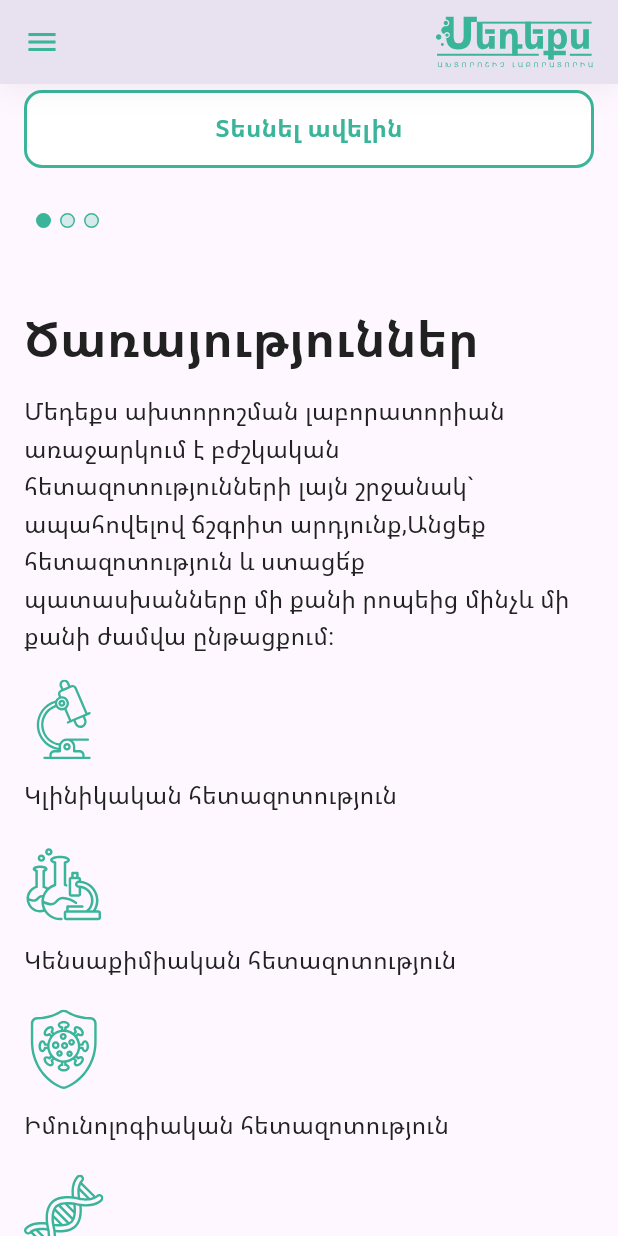
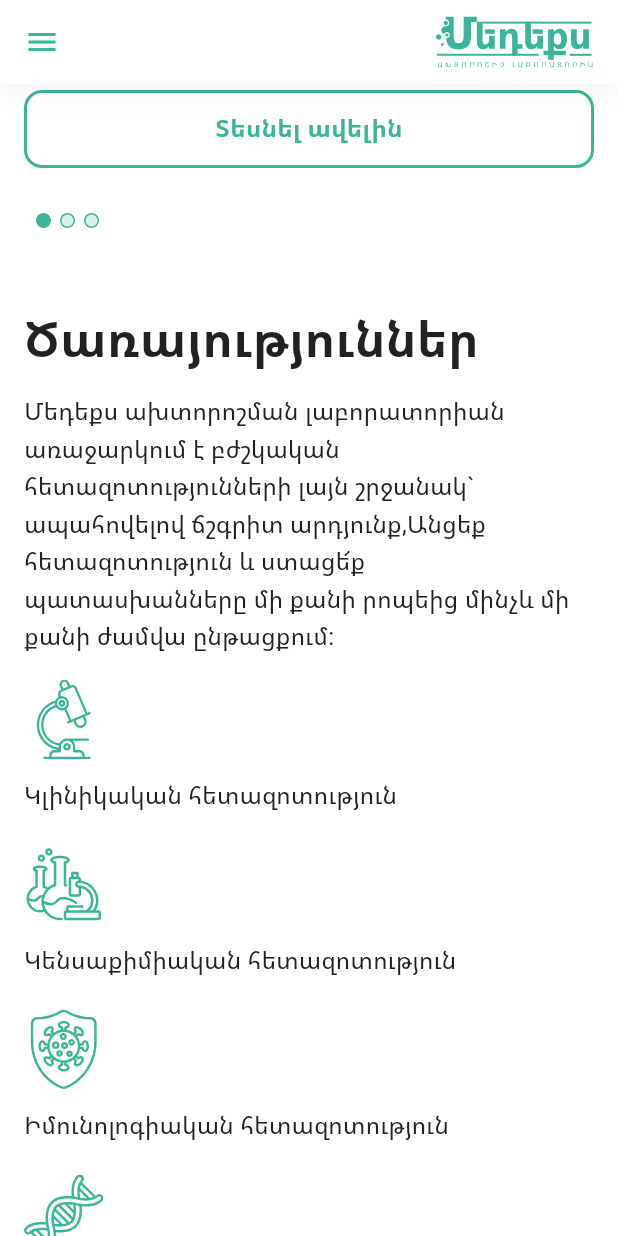
Before and after one commit to GevTonoyan/medex, a Flutter app: the screen it shows after launch, scrolled down 576 dp, on a phone screen of 412 x 824 dp. Run offline on Flutter 3.47's test engine with Material 2 defaults, Android fonts, the phone set to English and light mode, and no system bars; our stand-ins replace cloud_firestore, firebase_core, firebase_database, flutter_spinkit, flutter_svg, flutter_widget_from_html and 2 more; accounts and stored records are empty.

Commit message:
Minor UI fixes

```diff
--- a/lib/main.dart
+++ b/lib/main.dart
@@ -30,6 +30,7 @@ class MyApp extends StatelessWidget {
       fallbackLocale: const Locale('ru', 'Ru'),
       home: MaterialApp.router(
         routerConfig: router,
+        debugShowCheckedModeBanner: false,
         title: 'title'.tr,
         theme: ThemeData(useMaterial3: true),
       ),
--- a/lib/ui/home/home_screen_mobile.dart
+++ b/lib/ui/home/home_screen_mobile.dart
@@ -42,12 +42,12 @@ class _MyHomePageState extends State<HomeScreenMobile> {
   @override
   Widget build(BuildContext context) {
     return Scaffold(
+      backgroundColor: AppColors.appWhite,
       drawer: const AppDrawer(),
       appBar: PreferredSize(
         preferredSize: Size.fromHeight(kToolbarHeight),
         child: Container(
           decoration: const BoxDecoration(
-            color: AppColors.appWhite,
             boxShadow: [
               BoxShadow(
                 color: Color(0x0D000000),
@@ -59,6 +59,9 @@ class _MyHomePageState extends State<HomeScreenMobile> {
           ),
           child: AppBar(
             iconTheme: IconThemeData(color: AppColors.primary),
+            backgroundColor: AppColors.appWhite,
+            scrolledUnderElevation: 0,
+            elevation: 0,
             actions: [
               Padding(
                 padding:
```
Also changed, not shown: lib/ui/about_us/about_us_screen_desktop.dart (+11 -4 lines), lib/ui/about_us/about_us_screen_mobile.dart (+6 -6 lines), lib/ui/blog/blog_screen.dart (+10 -5 lines), assets/about_us_bg_2.png (added).
